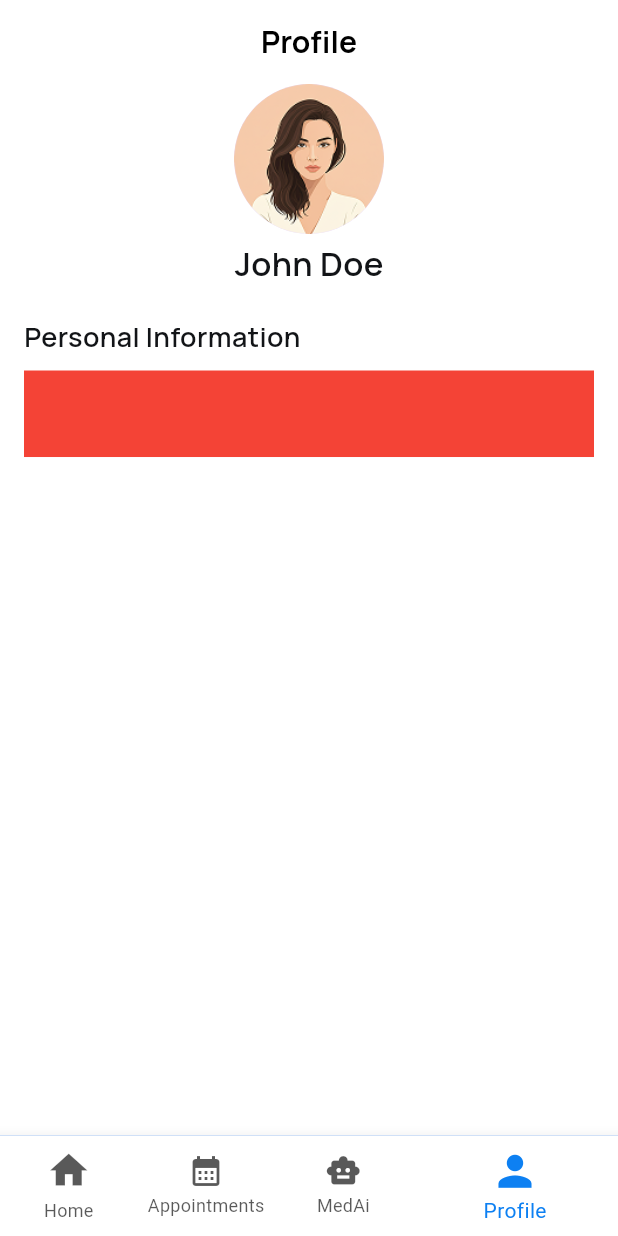
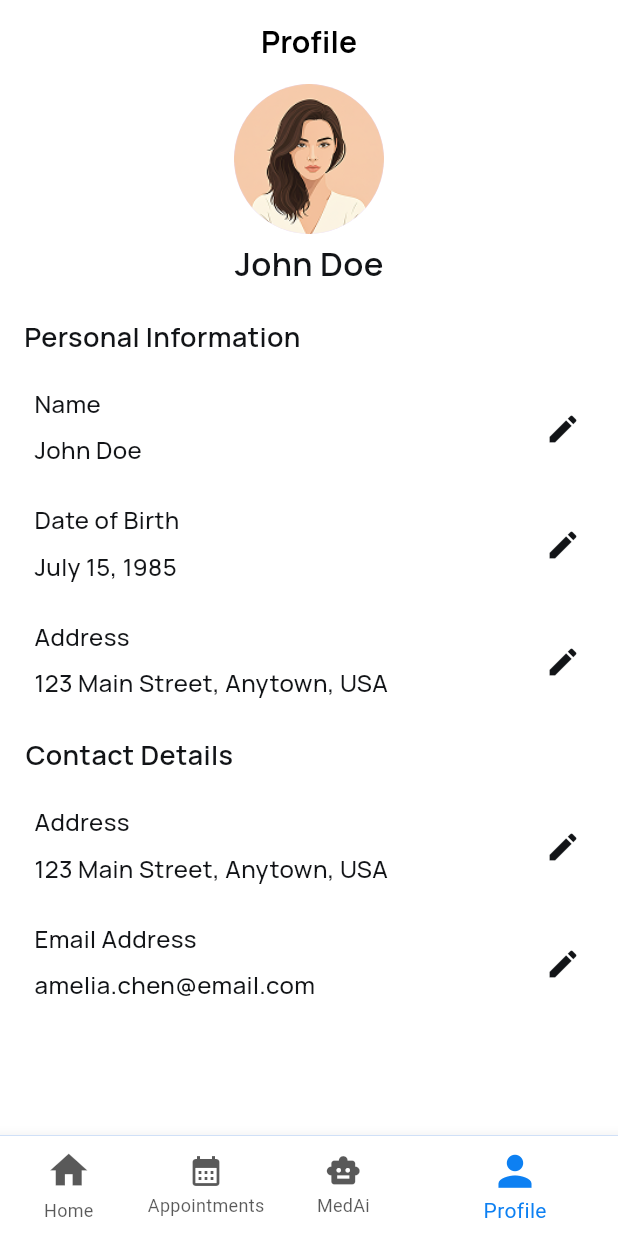
Before and after one commit to jagjeet78/getwell_final, a Flutter app: the screen it shows after launch, item 4 of the bottom bar chosen, on a phone screen of 412 x 824 dp. Run offline on Flutter 3.47's test engine with Material 3 defaults, Android fonts, the phone set to English and light mode, and no system bars; our stand-ins replace flutter_dotenv, flutter_otp_text_field, flutter_secure_storage, get, google_fonts, intl_phone_number_input and 1 more; accounts and stored records are empty.

Commit message:
profile page desgining some how is done ~Jagjeet singh

```diff
--- a/lib/pages/profile_page.dart
+++ b/lib/pages/profile_page.dart
@@ -14,7 +14,6 @@ class ProfilePage extends StatefulWidget {
 
 class _ProfilePageState extends State<ProfilePage> {
   final SessionManager _sessionManager = SessionManager();
-
 
   @override
   Widget build(BuildContext context) {
@@ -38,80 +37,83 @@ class _ProfilePageState extends State<ProfilePage> {
           iconTheme: const IconThemeData(color: Colors.black),
         ),
         body: Padding(
-          padding: EdgeInsetsGeometry.symmetric(horizontal: 16 ),
+          padding: EdgeInsetsGeometry.symmetric(horizontal: 16),
           child: Column(
             children: [
               Column(
-                children: [Row(
+                children: [
+                  Row(
                     mainAxisAlignment: MainAxisAlignment.center,
                     children: [
                       Column(
-                      children: [ CircleAvatar(
+                        children: [
+                          CircleAvatar(
                             radius: 50,
-                        backgroundImage: AssetImage('assets/images/user.png'),
-
-
+                            backgroundImage: AssetImage(
+                              'assets/images/user.png',
+                            ),
                           ),
 
-                      SizedBox(height: 4,),
-                      Text('John Doe', style: GoogleFonts.manrope(
+                          SizedBox(height: 4),
+                          Text(
+                            'John Doe',
+                            style: GoogleFonts.manrope(
                               fontSize: 22,
                               fontWeight: FontWeight.w600,
                               color: AppColor.writecolor,
-                      ),)
+                            ),
+                          ),
+                        ],
+                      ),
+                    ],
+                  ),
+                  SizedBox(height: 20),
 
+                  Row(
+                    children: [
+                      Text(
+                        'Personal Information',
+                        style: GoogleFonts.manrope(
+                          fontSize: 18,
+                          fontWeight: FontWeight.w600,
+                          color: AppColor.writecolor,
+                        ),
+                      ),
+                    ],
+                  ),
+                  SizedBox(height: 20),
+                  buildProfileRow('Name', 'John Doe'),
+                  SizedBox(height: 20),
+                        buildProfileRow('Date of Birth', 'July 15, 1985'),
+                            SizedBox(height: 20),
+                        buildProfileRow('Address', '123 Main Street, Anytown, USA'),
+                        SizedBox(height: 20,),
 
+                Row(
+                    children: [
+                      Padding(
+                        padding: EdgeInsetsGeometry.only( left: 1),
+                        child: Text(
+                          'Contact Details',
+                          style: GoogleFonts.manrope(
+                            fontSize: 18,
+                            fontWeight: FontWeight.w600,
+                            color: AppColor.writecolor,
+                          ),
+                        ),
+                      ),
+                    ],
+                  ),
+                  SizedBox(height: 20),
 
+                       buildProfileRow('Address', '123 Main Street, Anytown, USA'),
+                        SizedBox(height: 20),
 
-
-
-
-                      ]),
-
-
-
-
-
+                       buildProfileRow('Email Address', 'amelia.chen@email.com'),
 
 
                 ],
               ),
-                SizedBox(height: 20,),
-
-             Row(
-              children: [
-                Text('Personal Information', style: GoogleFonts.manrope(
-          fontSize: 18,
-          fontWeight: FontWeight.w600,
-          color: AppColor.writecolor,
-                ),),
-
-              ],
-
-
-
-
-             ),
-              SizedBox(height: 10,),
-              buildProfileRow('Name', 'John Doe'),
-              SizedBox(height: 10,),
-
-
-
-
-
-
-
-
-
-
-
-
-
-
-
-
-            ],),
 
               // Center(child: ElevatedButton(onPressed:_sessionManager.logout , child: Text('logout'))),
             ],
@@ -122,14 +124,63 @@ class _ProfilePageState extends State<ProfilePage> {
   }
 }
 
-
 Widget buildProfileRow(String label, String value) {
   return Container(
-
     width: double.infinity,
     height: Get.height * 0.07,
-         color: Colors.red,
+
+    child: Row(
+      mainAxisAlignment: MainAxisAlignment.spaceBetween,
+      children: [
+        Container(
+          width: Get.width * 0.7,
+
+          child: Column(
+            mainAxisAlignment: MainAxisAlignment.start,
+            children: [
+              Row(
+                mainAxisAlignment: MainAxisAlignment.start,
+
+                children: [
+                  Text(
+                    '  $label',
+                    style: GoogleFonts.manrope(
+                      fontSize: 16,
+                      fontWeight: FontWeight.w500,
+                      color: AppColor.writecolor,
+                    ),
+                  ),
+                ],
+              ),
+              SizedBox(height: 8),
+              Row(
+                mainAxisAlignment: MainAxisAlignment.start,
+
+                children: [
+                  Text(
+                    '  $value',
+                    style: GoogleFonts.manrope(
+                      fontSize: 16,
+                      fontWeight: FontWeight.w500,
+                      color: AppColor.writecolor,
+                    ),
+                  ),
+                ],
+              ),
+            ],
+          ),
+        ),
+
+        Container(
+          width: Get.width * 0.1,
+          height: Get.height * 0.05,
+
+          child: IconButton(
+            onPressed: () {},
+            icon: Icon(Icons.edit, color: AppColor.writecolor, size: 24),
+          ),
+        ),
+      ],
+    ),
   );
-
-
 }
```
Lines whose indentation alone changed are shown as unchanged.
